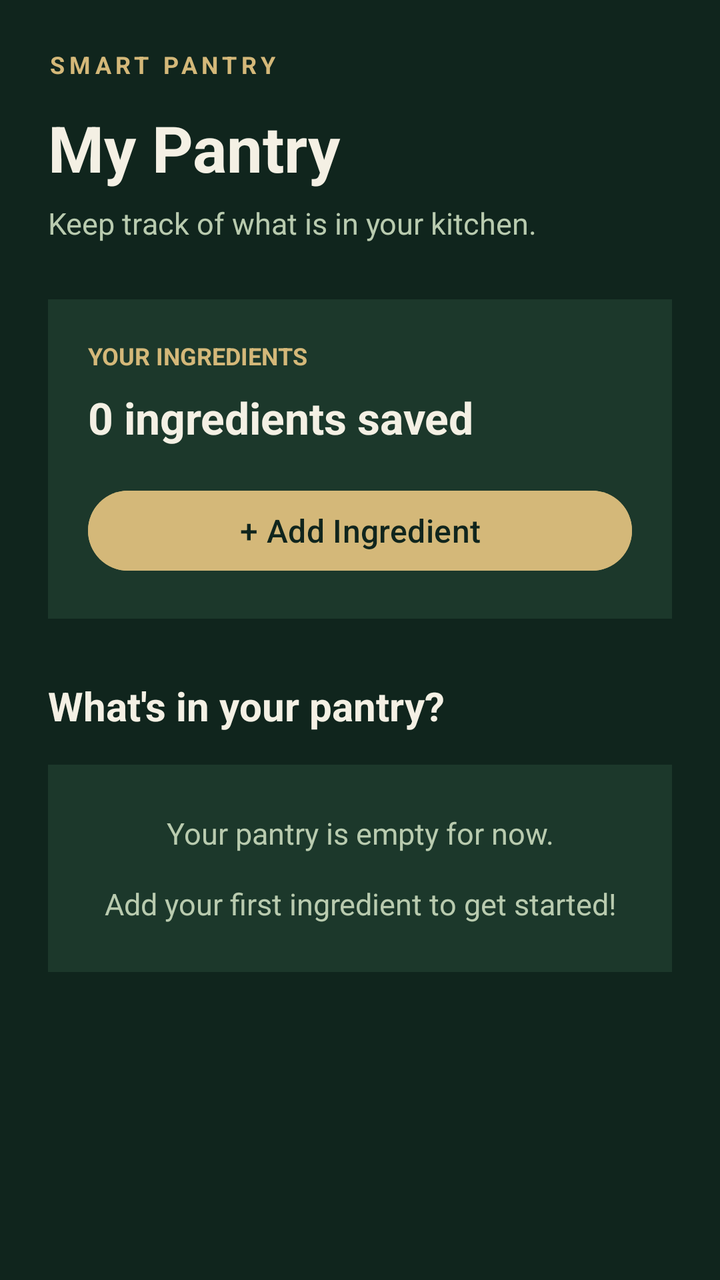
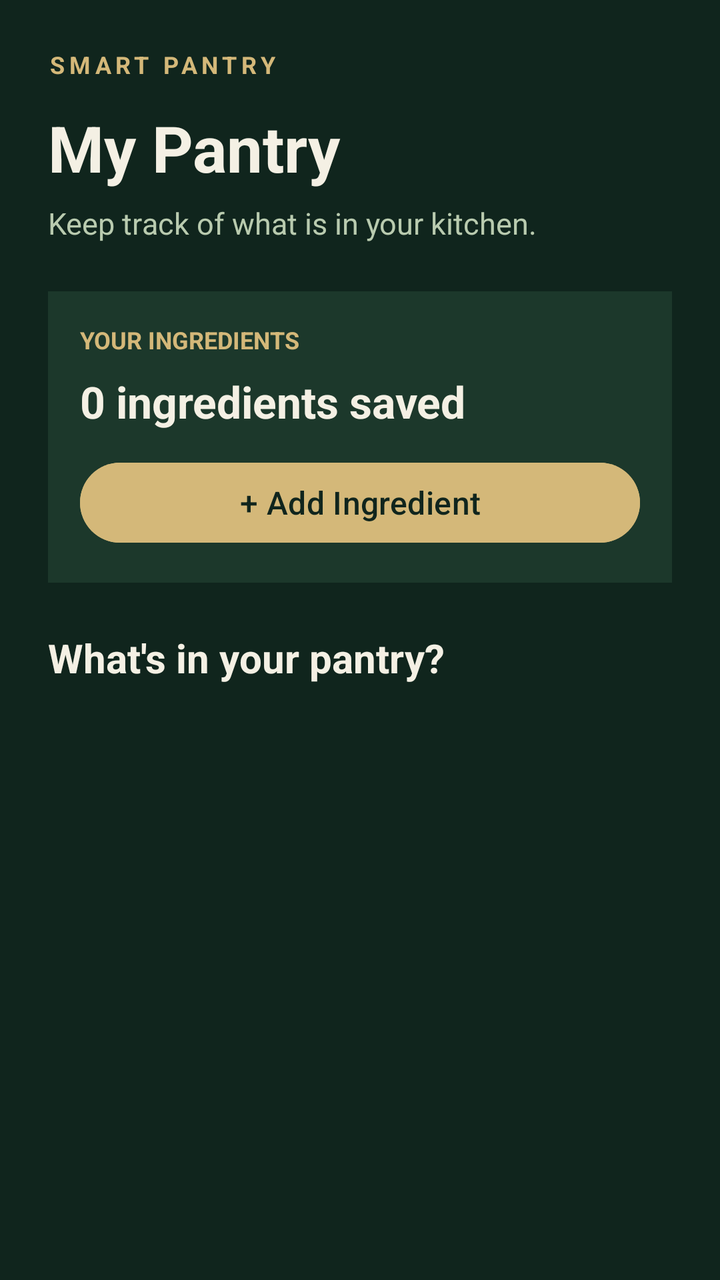

Screens rendered from an Android XML layout before and after an edit, with the pre-edit source and the edit as a unified diff.
<!-- AndroidManifest.xml: application theme Theme.SmartPantryManager -->
<!-- res/layout/activity_pantry.xml -->
<?xml version="1.0" encoding="utf-8"?>
<ScrollView xmlns:android="http://schemas.android.com/apk/res/android"
    android:id="@+id/main"
    android:layout_width="match_parent"
    android:layout_height="match_parent"
    android:background="#10251D"
    android:fillViewport="true">

    <LinearLayout
        android:layout_width="match_parent"
        android:layout_height="wrap_content"
        android:orientation="vertical"
        android:padding="24dp">

        
        <TextView
            android:layout_width="wrap_content"
            android:layout_height="wrap_content"
            android:text="SMART PANTRY"
            android:textColor="#D4B879"
            android:textSize="12sp"
            android:letterSpacing="0.18"
            android:textStyle="bold" />

        <TextView
            android:layout_width="wrap_content"
            android:layout_height="wrap_content"
            android:layout_marginTop="12dp"
            android:text="My Pantry"
            android:textColor="#F4F0E4"
            android:textSize="32sp"
            android:textStyle="bold" />

        <TextView
            android:layout_width="wrap_content"
            android:layout_height="wrap_content"
            android:layout_marginTop="6dp"
            android:text="Keep track of what is in your kitchen."
            android:textColor="#B9CBAF"
            android:textSize="15sp" />

        
        <LinearLayout
            android:layout_width="match_parent"
            android:layout_height="wrap_content"
            android:layout_marginTop="28dp"
            android:background="#1C382B"
            android:orientation="vertical"
            android:padding="20dp">

            <TextView
                android:layout_width="wrap_content"
                android:layout_height="wrap_content"
                android:text="YOUR INGREDIENTS"
                android:textColor="#D4B879"
                android:textSize="12sp"
                android:textStyle="bold" />

            <TextView
                android:id="@+id/tvIngredientCount"
                android:layout_width="wrap_content"
                android:layout_height="wrap_content"
                android:layout_marginTop="8dp"
                android:text="0 ingredients saved"
                android:textColor="#F4F0E4"
                android:textSize="22sp"
                android:textStyle="bold" />

            <Button
                android:id="@+id/btnAddIngredient"
                android:layout_width="match_parent"
                android:layout_height="wrap_content"
                android:layout_marginTop="18dp"
                android:backgroundTint="#D4B879"
                android:text="+ Add Ingredient"
                android:textAllCaps="false"
                android:textColor="#10251D"
                android:textSize="16sp" />

        </LinearLayout>

        
        <TextView
            android:layout_width="wrap_content"
            android:layout_height="wrap_content"
            android:layout_marginTop="30dp"
            android:text="What's in your pantry?"
            android:textColor="#F4F0E4"
            android:textSize="20sp"
            android:textStyle="bold" />

        <TextView
            android:id="@+id/tvEmptyPantry"
            android:layout_width="match_parent"
            android:layout_height="wrap_content"
            android:layout_marginTop="16dp"
            android:background="#1C382B"
            android:padding="24dp"
            android:gravity="center"
            android:text="Your pantry is empty for now.\n\nAdd your first ingredient to get started!"
            android:textColor="#B9CBAF"
            android:textSize="15sp" />

        <LinearLayout
            android:id="@+id/ingredientList"
            android:layout_width="match_parent"
            android:layout_height="wrap_content"
            android:layout_marginTop="12dp"
            android:orientation="vertical" />


        

    </LinearLayout>

</ScrollView>
<!-- resources referenced by this layout -->
<resources>
  <style name="Theme.SmartPantryManager" parent="Base.Theme.SmartPantryManager" />
  <style name="Base.Theme.SmartPantryManager" parent="Theme.Material3.DayNight.NoActionBar">
          
          
      </style>
</resources>

<!-- the commit's change to res/layout/activity_pantry.xml (unified diff, before → after) -->
@@ -1,116 +1,107 @@
 <?xml version="1.0" encoding="utf-8"?>
-<ScrollView xmlns:android="http://schemas.android.com/apk/res/android"
+<LinearLayout xmlns:android="http://schemas.android.com/apk/res/android"
     android:id="@+id/main"
     android:layout_width="match_parent"
     android:layout_height="match_parent"
     android:background="#10251D"
-    android:fillViewport="true">
+    android:orientation="vertical"
+    android:padding="24dp">
+
+    <TextView
+        android:layout_width="wrap_content"
+        android:layout_height="wrap_content"
+        android:text="SMART PANTRY"
+        android:textColor="#D4B879"
+        android:textSize="12sp"
+        android:letterSpacing="0.18"
+        android:textStyle="bold" />
+
+    <TextView
+        android:layout_width="wrap_content"
+        android:layout_height="wrap_content"
+        android:layout_marginTop="12dp"
+        android:text="My Pantry"
+        android:textColor="#F4F0E4"
+        android:textSize="32sp"
+        android:textStyle="bold" />
+
+    <TextView
+        android:layout_width="wrap_content"
+        android:layout_height="wrap_content"
+        android:layout_marginTop="6dp"
+        android:text="Keep track of what is in your kitchen."
+        android:textColor="#B9CBAF"
+        android:textSize="15sp" />
 
     <LinearLayout
         android:layout_width="match_parent"
         android:layout_height="wrap_content"
+        android:layout_marginTop="24dp"
+        android:background="#1C382B"
         android:orientation="vertical"
-        android:padding="24dp">
-
-        
-        <TextView
-            android:layout_width="wrap_content"
-            android:layout_height="wrap_content"
-            android:text="SMART PANTRY"
-            android:textColor="#D4B879"
-            android:textSize="12sp"
-            android:letterSpacing="0.18"
-            android:textStyle="bold" />
+        android:padding="16dp">
 
         <TextView
             android:layout_width="wrap_content"
             android:layout_height="wrap_content"
-            android:layout_marginTop="12dp"
-            android:text="My Pantry"
-            android:textColor="#F4F0E4"
-            android:textSize="32sp"
+            android:text="YOUR INGREDIENTS"
+            android:textColor="#D4B879"
+            android:textSize="12sp"
             android:textStyle="bold" />
 
         <TextView
+            android:id="@+id/tvIngredientCount"
             android:layout_width="wrap_content"
             android:layout_height="wrap_content"
-            android:layout_marginTop="6dp"
-            android:text="Keep track of what is in your kitchen."
-            android:textColor="#B9CBAF"
-            android:textSize="15sp" />
-
-        
-        <LinearLayout
-            android:layout_width="match_parent"
-            android:layout_height="wrap_content"
-            android:layout_marginTop="28dp"
-            android:background="#1C382B"
-            android:orientation="vertical"
-            android:padding="20dp">
-
-            <TextView
-                android:layout_width="wrap_content"
-                android:layout_height="wrap_content"
-                android:text="YOUR INGREDIENTS"
-                android:textColor="#D4B879"
-                android:textSize="12sp"
-                android:textStyle="bold" />
-
-            <TextView
-                android:id="@+id/tvIngredientCount"
-                android:layout_width="wrap_content"
-                android:layout_height="wrap_content"
-                android:layout_marginTop="8dp"
-                android:text="0 ingredients saved"
-                android:textColor="#F4F0E4"
-                android:textSize="22sp"
-                android:textStyle="bold" />
-
-            <Button
-                android:id="@+id/btnAddIngredient"
-                android:layout_width="match_parent"
-                android:layout_height="wrap_content"
-                android:layout_marginTop="18dp"
-                android:backgroundTint="#D4B879"
-                android:text="+ Add Ingredient"
-                android:textAllCaps="false"
-                android:textColor="#10251D"
-                android:textSize="16sp" />
-
-        </LinearLayout>
-
-        
-        <TextView
-            android:layout_width="wrap_content"
-            android:layout_height="wrap_content"
-            android:layout_marginTop="30dp"
-            android:text="What's in your pantry?"
+            android:layout_marginTop="8dp"
+            android:text="0 ingredients saved"
             android:textColor="#F4F0E4"
-            android:textSize="20sp"
+            android:textSize="22sp"
             android:textStyle="bold" />
 
-        <TextView
-            android:id="@+id/tvEmptyPantry"
-            android:layout_width="match_parent"
-            android:layout_height="wrap_content"
-            android:layout_marginTop="16dp"
-            android:background="#1C382B"
-            android:padding="24dp"
-            android:gravity="center"
-            android:text="Your pantry is empty for now.\n\nAdd your first ingredient to get started!"
-            android:textColor="#B9CBAF"
-            android:textSize="15sp" />
-
-        <LinearLayout
-            android:id="@+id/ingredientList"
+        <Button
+            android:id="@+id/btnAddIngredient"
             android:layout_width="match_parent"
             android:layout_height="wrap_content"
             android:layout_marginTop="12dp"
-            android:orientation="vertical" />
-
-
-        
+            android:backgroundTint="#D4B879"
+            android:text="+ Add Ingredient"
+            android:textAllCaps="false"
+            android:textColor="#10251D"
+            android:textSize="16sp" />
 
     </LinearLayout>
 
-</ScrollView>
+    <TextView
+        android:layout_width="wrap_content"
+        android:layout_height="wrap_content"
+        android:layout_marginTop="24dp"
+        android:layout_marginBottom="8dp"
+        android:text="What's in your pantry?"
+        android:textColor="#F4F0E4"
+        android:textSize="20sp"
+        android:textStyle="bold" />
+
+    <TextView
+        android:id="@+id/tvEmptyPantry"
+        android:layout_width="match_parent"
+        android:layout_height="wrap_content"
+        android:layout_marginTop="8dp"
+        android:background="#1C382B"
+        android:gravity="center"
+        android:padding="24dp"
+        android:text="Your pantry is empty for now.\n\nAdd your first ingredient to get started!"
+        android:textColor="#B9CBAF"
+        android:textSize="15sp"
+        android:visibility="gone" />
+
+    <androidx.recyclerview.widget.RecyclerView
+        android:id="@+id/rvIngredients"
+        android:layout_width="match_parent"
+        android:layout_height="0dp"
+        android:layout_weight="1"
+        android:layout_marginTop="8dp"
+        android:clipToPadding="false"
+        android:paddingBottom="8dp" />
+
+</LinearLayout>
